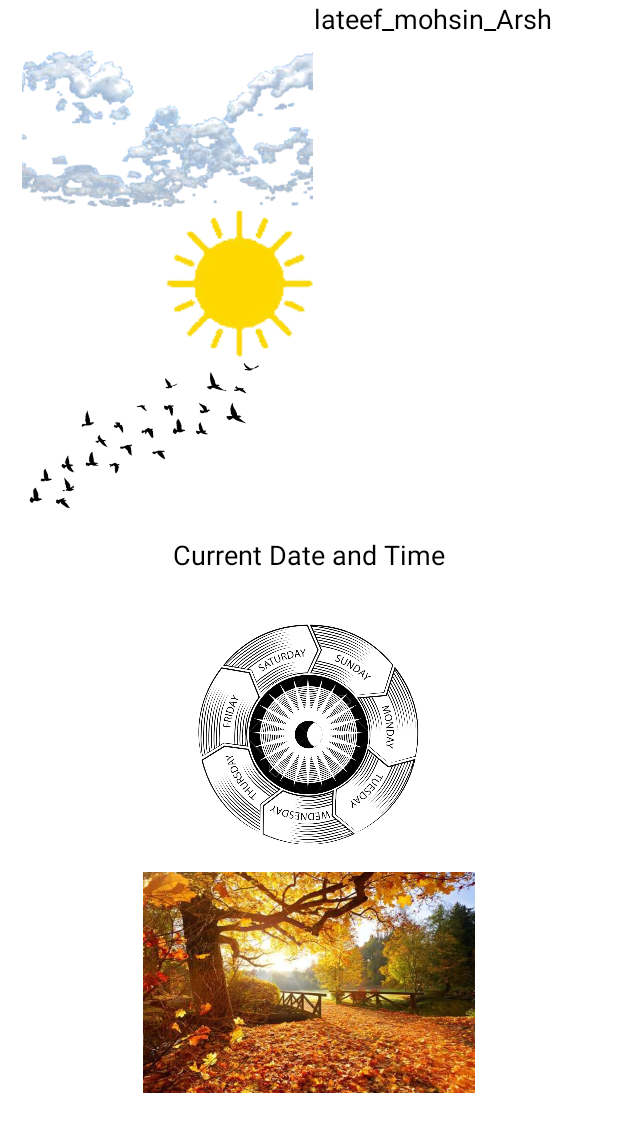
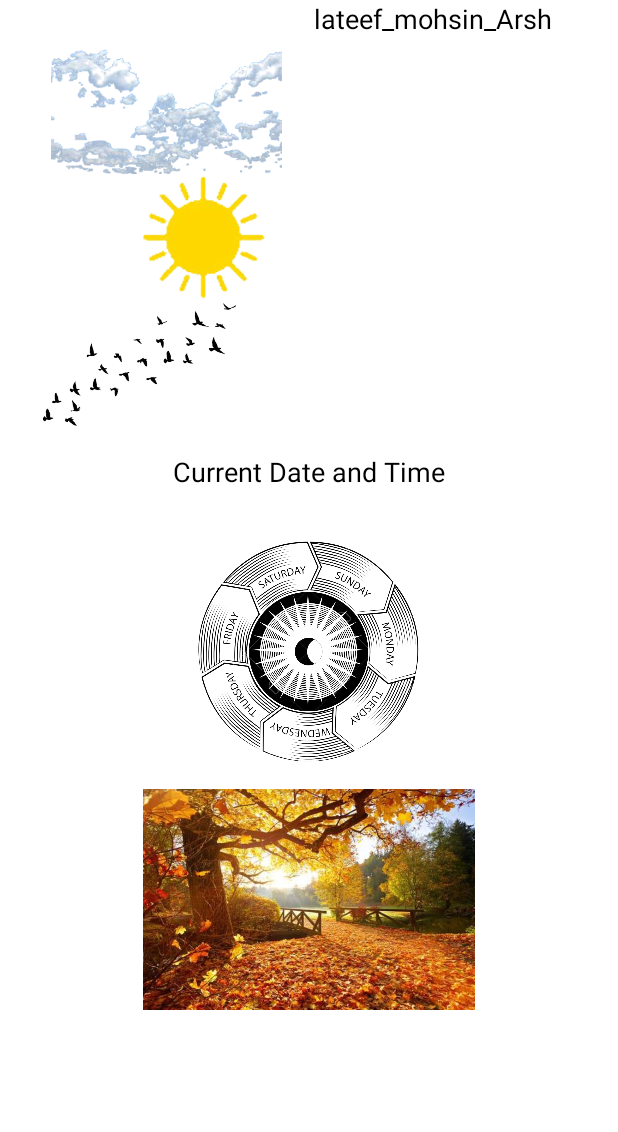
Before and after one commit to lateef0407/pro2, an Android app: the layout fragment_segment.xml on its own in the app's theme, with its tools: preview values and no code run, on a phone screen of 412 x 824 dp. Shown: the top 1132 px of the screen. Run offline under Robolectric (Android 15) with nearby library versions, the phone set to English and light mode, and no system bars.

Commit message:
adjusted the design of photos

```diff
--- a/app/src/main/res/layout/fragment_segment.xml
+++ b/app/src/main/res/layout/fragment_segment.xml
@@ -17,20 +17,20 @@
 
     <ImageView
         android:id="@+id/segment1"
-        android:layout_width="223dp"
-        android:layout_height="107dp"
+        android:layout_width="222dp"
+        android:layout_height="85dp"
         android:src="@drawable/cloud_1" />
 
     <ImageView
         android:id="@+id/segment2"
-        android:layout_width="318dp"
-        android:layout_height="101dp"
+        android:layout_width="270dp"
+        android:layout_height="84dp"
         android:src="@drawable/sun3f" />
 
     <ImageView
         android:id="@+id/segment3"
-        android:layout_width="190dp"
-        android:layout_height="102dp"
+        android:layout_width="184dp"
+        android:layout_height="86dp"
         android:src="@drawable/birds_2" />
 
     <TextView
--- a/build.gradle
+++ b/build.gradle
@@ -1,6 +1,6 @@
 // Top-level build file where you can add configuration options common to all sub-projects/modules.
 plugins {
-    id 'com.android.application' version '7.4.1' apply false
-    id 'com.android.library' version '7.4.1' apply false
+    id 'com.android.application' version '7.3.1' apply false
+    id 'com.android.library' version '7.3.1' apply false
     id 'org.jetbrains.kotlin.android' version '1.8.0' apply false
 }
```
